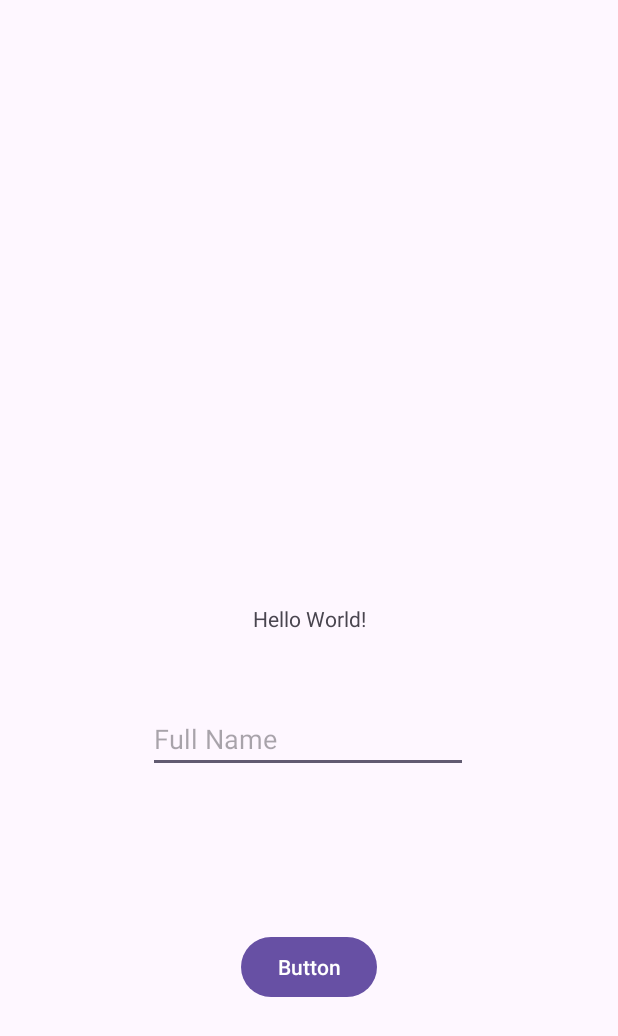
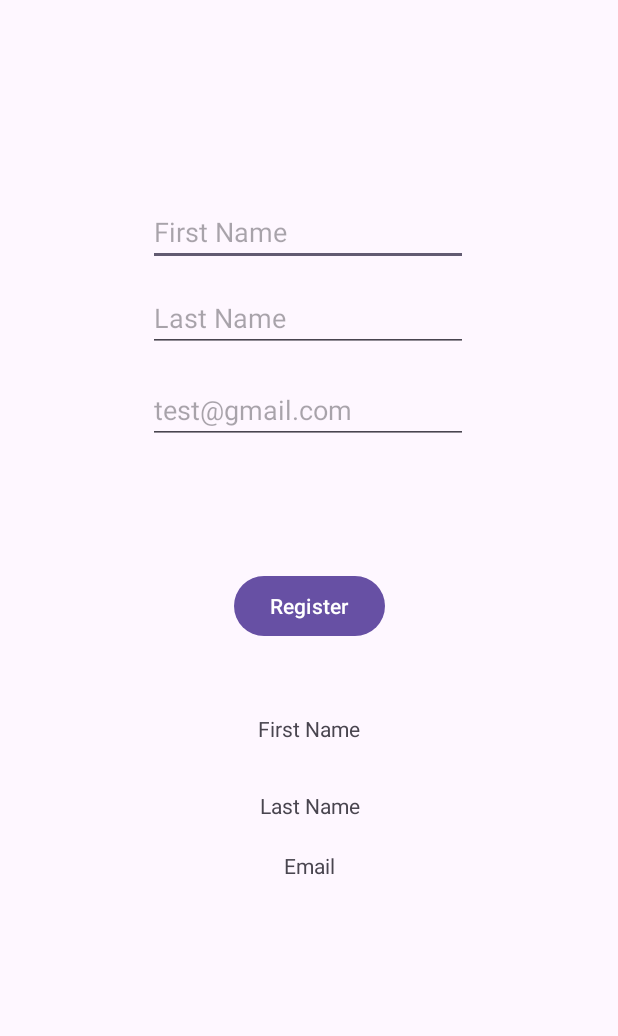
Before and after one commit to akshitha-reddy-yadla/android-kotlin, an Android app: the screen it shows after launch (MainActivity), on a phone screen of 412 x 824 dp. Shown: the top 1036 px of the screen. Run offline under Robolectric (Android 15) with nearby library versions, the phone set to English and light mode, and no system bars.

Commit message:
Add two more fields

```diff
--- a/Hello world/app/src/main/java/com/example/helloworld/MainActivity.kt
+++ b/Hello world/app/src/main/java/com/example/helloworld/MainActivity.kt
@@ -22,10 +22,18 @@ class MainActivity : AppCompatActivity() {
     }
 
     fun onBtnClick(view: View) {
-        var viewText: TextView = findViewById(R.id.txtHello)
-        var editTxt: EditText = findViewById(R.id.editTxtName)
+        var fullNameView: TextView = findViewById(R.id.txtFirstName)
+        var lastNameView: TextView = findViewById(R.id.txtLastName)
+        var emailView: TextView = findViewById(R.id.txtEmail)
 
-        viewText.setText("Hello " + editTxt.text + "!!")
+
+        var editFirstNameTxt: EditText = findViewById(R.id.editFirstName)
+        var editLastNameTxt: EditText = findViewById(R.id.editLastName)
+        var editEmailTxt: EditText = findViewById(R.id.editEmail)
+
+        fullNameView.setText("First name " + editFirstNameTxt.text)
+        lastNameView.setText("Last name " + editLastNameTxt.text)
+        emailView.setText("Email " + editEmailTxt.text)
 
     }
 }
--- a/Hello world/app/src/main/res/layout/activity_main.xml
+++ b/Hello world/app/src/main/res/layout/activity_main.xml
@@ -7,43 +7,114 @@
     android:layout_height="match_parent"
     tools:context=".MainActivity">
 
-    <TextView
-        android:id="@+id/txtHello"
-        android:layout_width="wrap_content"
-        android:layout_height="wrap_content"
-        android:text="Hello World!"
-        app:layout_constraintBottom_toBottomOf="parent"
-        app:layout_constraintEnd_toEndOf="parent"
-        app:layout_constraintStart_toStartOf="parent"
-        app:layout_constraintTop_toTopOf="parent" />
-
-    <EditText
-        android:id="@+id/editTxtName"
-        android:layout_width="wrap_content"
-        android:layout_height="wrap_content"
-        android:layout_marginTop="48dp"
-        android:ems="10"
-        android:hint="Full Name"
-        android:inputType="text"
-        android:text=""
-        app:layout_constraintEnd_toEndOf="parent"
-        app:layout_constraintHorizontal_bias="0.497"
-        app:layout_constraintStart_toStartOf="parent"
-        app:layout_constraintTop_toBottomOf="@+id/txtHello" />
+    <!--    <EditText-->
+    <!--        android:id="@+id/editTxtName"-->
+    <!--        android:layout_width="wrap_content"-->
+    <!--        android:layout_height="wrap_content"-->
+    <!--        android:layout_marginTop="48dp"-->
+    <!--        android:ems="10"-->
+    <!--        android:hint="Full Name"-->
+    <!--        android:inputType="text"-->
+    <!--        android:text=""-->
+    <!--        app:layout_constraintEnd_toEndOf="parent"-->
+    <!--        app:layout_constraintHorizontal_bias="0.497"-->
+    <!--        app:layout_constraintStart_toStartOf="parent"-->
+    <!--        app:layout_constraintTop_toBottomOf="@+id/txtHello" />-->
 
 
     <Button
         android:id="@+id/txtBtn"
         android:layout_width="wrap_content"
         android:layout_height="wrap_content"
-        android:layout_marginTop="80dp"
-        android:text="Button"
-        app:layout_constraintBottom_toBottomOf="parent"
+        android:layout_marginTop="84dp"
+        android:onClick="onBtnClick"
+        android:text="Register"
         app:layout_constraintEnd_toEndOf="parent"
         app:layout_constraintStart_toStartOf="parent"
-        app:layout_constraintTop_toBottomOf="@+id/editTxtName"
-        app:layout_constraintVertical_bias="0.141"
-        android:onClick="onBtnClick"
-        />
+        app:layout_constraintTop_toBottomOf="@+id/editEmail" />
+
+    <EditText
+        android:id="@+id/editFirstName"
+        android:layout_width="wrap_content"
+        android:layout_height="wrap_content"
+        android:layout_marginTop="132dp"
+        android:ems="10"
+        android:hint="First Name"
+        android:inputType="text"
+        android:text=""
+        app:layout_constraintEnd_toEndOf="parent"
+        app:layout_constraintHorizontal_bias="0.497"
+        app:layout_constraintStart_toStartOf="parent"
+        app:layout_constraintTop_toTopOf="parent" />
+
+    <EditText
+        android:id="@+id/editLastName"
+        android:layout_width="wrap_content"
+        android:layout_height="wrap_content"
+        android:layout_marginTop="12dp"
+        android:ems="10"
+        android:hint="Last Name"
+        android:inputType="text"
+        android:text=""
+        app:layout_constraintEnd_toEndOf="parent"
+        app:layout_constraintHorizontal_bias="0.497"
+        app:layout_constraintStart_toStartOf="parent"
+        app:layout_constraintTop_toBottomOf="@+id/editFirstName" />
+
+    <EditText
+        android:id="@+id/editEmail"
+        android:layout_width="wrap_content"
+        android:layout_height="wrap_content"
+        android:layout_marginTop="16dp"
+        android:ems="10"
+        android:hint="test@gmail.com"
+        android:inputType="text"
+        android:text=""
+        app:layout_constraintEnd_toEndOf="parent"
+        app:layout_constraintHorizontal_bias="0.497"
+        app:layout_constraintStart_toStartOf="parent"
+        app:layout_constraintTop_toBottomOf="@+id/editLastName" />
+
+    <TextView
+        android:id="@+id/txtFirstName"
+        android:layout_width="wrap_content"
+        android:layout_height="wrap_content"
+        android:layout_marginTop="48dp"
+        android:text="First Name"
+        app:layout_constraintEnd_toEndOf="parent"
+        app:layout_constraintStart_toStartOf="parent"
+        app:layout_constraintTop_toBottomOf="@+id/txtBtn" />
+
+    <TextView
+        android:id="@+id/txtLastName"
+        android:layout_width="wrap_content"
+        android:layout_height="wrap_content"
+        android:layout_marginTop="32dp"
+        android:text="Last Name"
+        app:layout_constraintEnd_toEndOf="parent"
+        app:layout_constraintHorizontal_bias="0.501"
+        app:layout_constraintStart_toStartOf="parent"
+        app:layout_constraintTop_toBottomOf="@+id/txtFirstName" />
+
+    <TextView
+        android:id="@+id/txtEmail"
+        android:layout_width="wrap_content"
+        android:layout_height="wrap_content"
+        android:layout_marginTop="40dp"
+        android:text="Email"
+        app:layout_constraintEnd_toEndOf="parent"
+        app:layout_constraintHorizontal_bias="0.501"
+        app:layout_constraintStart_toStartOf="parent"
+        app:layout_constraintTop_toTopOf="@+id/txtLastName" />
+
+    <!--    <TextView-->
+    <!--        android:id="@+id/txtHello"-->
+    <!--        android:layout_width="wrap_content"-->
+    <!--        android:layout_height="wrap_content"-->
+    <!--        android:text="Hello World!"-->
+    <!--        app:layout_constraintBottom_toBottomOf="parent"-->
+    <!--        app:layout_constraintEnd_toEndOf="parent"-->
+    <!--        app:layout_constraintStart_toStartOf="parent"-->
+    <!--        app:layout_constraintTop_toTopOf="parent" />-->
 
 </androidx.constraintlayout.widget.ConstraintLayout>
```
